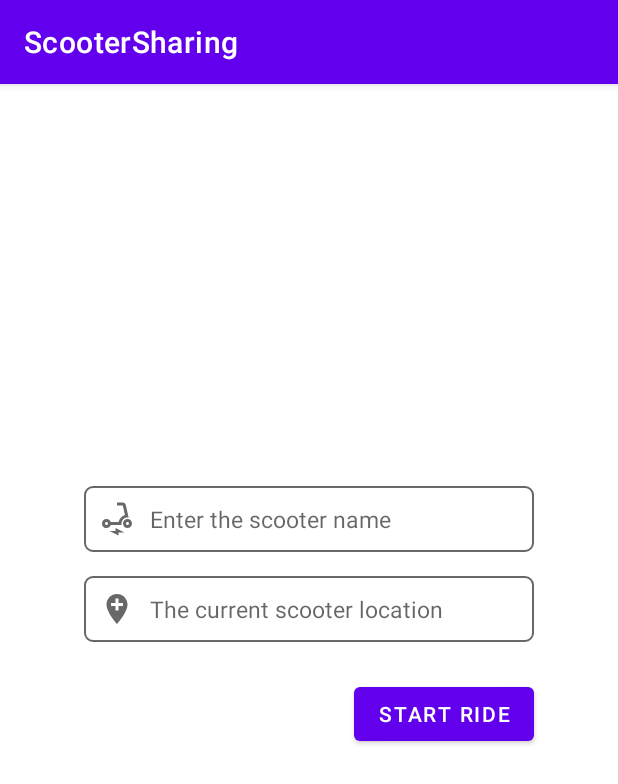
After one commit to tehxueer29/ScooterSharing, an Android app: the StartRideFragment screen opened through its navigation route, on a phone screen of 412 x 824 dp. The commit adds this screen. Shown: the top 784 px of the screen. Run offline under Robolectric (Android 15) with nearby library versions, the phone set to English and light mode, and no system bars.

Commit message:
Complete ex 5

```diff
--- a/app/build.gradle
+++ b/app/build.gradle
@@ -36,7 +36,6 @@ android {
 }
 
 dependencies {
-
     implementation 'androidx.core:core-ktx:1.9.0'
     implementation 'androidx.appcompat:appcompat:1.6.1'
     implementation 'com.google.android.material:material:1.8.0'
@@ -44,6 +43,7 @@ dependencies {
     implementation 'androidx.lifecycle:lifecycle-viewmodel-ktx:2.5.1'
     implementation 'androidx.recyclerview:recyclerview:1.2.1'
     implementation 'androidx.navigation:navigation-fragment-ktx:2.5.3'
+    implementation 'androidx.navigation:navigation-ui-ktx:2.5.3'
     testImplementation 'junit:junit:4.13.2'
     androidTestImplementation 'androidx.test.ext:junit:1.1.5'
     androidTestImplementation 'androidx.test.espresso:espresso-core:3.5.1'
--- a/app/src/main/java/dk/itu/moapd/scootersharing/xute/MainActivity.kt
+++ b/app/src/main/java/dk/itu/moapd/scootersharing/xute/MainActivity.kt
@@ -27,9 +27,7 @@ import android.os.Bundle
 import android.util.Log
 import androidx.appcompat.app.AppCompatActivity
 import androidx.core.view.WindowCompat
-import androidx.core.view.isVisible
-import androidx.navigation.fragment.NavHostFragment.Companion.findNavController
-import androidx.recyclerview.widget.LinearLayoutManager
+import androidx.navigation.fragment.NavHostFragment
 import dk.itu.moapd.scootersharing.xute.databinding.ActivityMainBinding
 
 /**
@@ -73,19 +71,12 @@ class MainActivity : AppCompatActivity() {
         WindowCompat.setDecorFitsSystemWindows(window, false)
         super.onCreate(savedInstanceState)
 
-        // Singleton to share an object between the app activities .
-//        ridesDB = RidesDB.get(this)
-
-//        get all rides object
-//        val data = ridesDB.getRidesList()
-
-        // Create the custom adapter to populate a list of dummy objects.
-//        adapter = CustomArrayAdapter(data)
-
         // mainBinding is inflated to an object
         mainBinding = ActivityMainBinding.inflate(layoutInflater)
         setContentView(mainBinding.root)
 
-
+        val navHostFragment = supportFragmentManager
+            .findFragmentById(R.id.fragment_container_view) as NavHostFragment
+        val navController = navHostFragment.navController
     }
 }
--- a/app/src/main/java/dk/itu/moapd/scootersharing/xute/MainFragment.kt
+++ b/app/src/main/java/dk/itu/moapd/scootersharing/xute/MainFragment.kt
@@ -28,10 +28,11 @@ import androidx.fragment.app.Fragment
 import android.view.LayoutInflater
 import android.view.View
 import android.view.ViewGroup
-import android.content.Intent
 import androidx.core.view.isVisible
+import androidx.navigation.fragment.findNavController
 import androidx.recyclerview.widget.LinearLayoutManager
 import dk.itu.moapd.scootersharing.xute.databinding.FragmentMainBinding
+import dk.itu.moapd.scootersharing.xute.databinding.FragmentStartRideBinding
 
 /**
  * A simple [Fragment] subclass.
@@ -58,14 +59,17 @@ class MainFragment : Fragment() {
 //        WindowCompat.setDecorFitsSystemWindows(window, false)
         super.onCreate(savedInstanceState)
     }
+
     override fun onCreateView(
         inflater: LayoutInflater, container: ViewGroup?,
         savedInstanceState: Bundle?
     ): View? {
         // Inflate the layout for this fragment
         binding =
-            FragmentMainBinding.inflate(layoutInflater, container,
-                false)
+            FragmentMainBinding.inflate(
+                layoutInflater, container,
+                false
+            )
         return binding.root
     }
 
@@ -84,23 +88,21 @@ class MainFragment : Fragment() {
         // makes all variables start with [mainBinding.]
         with(binding) {
 //            // The start ride button listener.
-//            startRideButton.setOnClickListener {
+            startRideButton.setOnClickListener {
+                contentList.recyclerView.isVisible = false
+                findNavController().navigate(R.id.action_mainFragment_to_startRideFragment2)
+            }
+//
+            updateRideButton.setOnClickListener {
 //                contentList.recyclerView.isVisible = false
-//                val intent = Intent(this@MainFragment, StartRideActivity::class.java)
-//                startActivity(intent)
-//            }
-//
-//            updateRideButton.setOnClickListener {
-//                contentList.recyclerView.isVisible = false
-//                val intent = Intent(this@MainFragment, UpdateRideActivity::class.java)
-//                startActivity(intent)
-//            }
+                findNavController().navigate(R.id.action_mainFragment_to_updateRideFragment2)
+            }
 //
             listRideButton.setOnClickListener {
 //                // Define the list view adapter.
-            contentList.recyclerView.isVisible = true
-            contentList.recyclerView.layoutManager = LinearLayoutManager(context)
-            contentList.recyclerView.adapter = MainFragment.adapter
+                contentList.recyclerView.isVisible = true
+                contentList.recyclerView.layoutManager = LinearLayoutManager(context)
+                contentList.recyclerView.adapter = MainFragment.adapter
             }
         }
 
--- a/app/src/main/java/dk/itu/moapd/scootersharing/xute/Scooter.kt
+++ b/app/src/main/java/dk/itu/moapd/scootersharing/xute/Scooter.kt
@@ -23,7 +23,6 @@ SOFTWARE.
 package dk.itu.moapd.scootersharing.xute;
 
 import java.text.SimpleDateFormat
-
 data class Scooter (val name: String,
                     var location: String,
                     var timestamp: Long = System.currentTimeMillis()) {
--- /dev/null
+++ b/app/src/main/java/dk/itu/moapd/scootersharing/xute/StartRideFragment.kt
@@ -0,0 +1,74 @@
+package dk.itu.moapd.scootersharing.xute
+
+import android.content.Context
+import android.os.Bundle
+import android.util.Log
+import androidx.fragment.app.Fragment
+import android.view.LayoutInflater
+import android.view.View
+import android.view.ViewGroup
+import android.view.inputmethod.InputMethodManager
+import com.google.android.material.snackbar.Snackbar
+import dk.itu.moapd.scootersharing.xute.databinding.FragmentStartRideBinding
+
+/**
+ * A simple [Fragment] subclass.
+ * Use the [StartRideFragment.newInstance] factory method to
+ * create an instance of this fragment.
+ */
+class StartRideFragment : Fragment() {
+    private lateinit var binding: FragmentStartRideBinding
+
+    // A set of private constants used in this class .
+    companion object {
+        private val TAG = StartRideFragment::class.qualifiedName
+        lateinit var ridesDB: RidesDB
+    }
+
+    override fun onCreateView(
+        inflater: LayoutInflater, container: ViewGroup?, savedInstanceState: Bundle?
+    ): View? {
+        // Inflate the layout for this fragment
+        binding = FragmentStartRideBinding.inflate(
+            layoutInflater, container, false
+        )
+        return binding.root
+    }
+
+    override fun onViewCreated(view: View, savedInstanceState: Bundle?) {
+        super.onViewCreated(view, savedInstanceState)
+        // Singleton to share an object between the app activities .
+        ridesDB = RidesDB.get(requireContext())
+
+//        get all rides object
+        val data = ridesDB.getRidesList()
+
+        with(binding) {
+            // The start ride button listener.
+            startRideButton.setOnClickListener {
+                if (scooterName.text.isNotEmpty() && scooterLocation.text.isNotEmpty()) {
+                    // Update the object attributes
+                    val name = scooterName.text.toString().trim()
+                    val location = scooterLocation.text.toString().trim()
+                    ridesDB.addScooter(name, location)
+
+                    // Reset the text fields and update the UI.
+                    scooterName.text.clear()
+                    scooterLocation.text.clear()
+
+                    showMessage()
+                }
+            }
+        }
+    }
+    /** Print a message in the ‘Logcat ‘ system and show snackbar message at bottom of user screen.
+     */
+    private fun showMessage() {
+        val imm = activity?.getSystemService(Context.INPUT_METHOD_SERVICE) as? InputMethodManager
+        imm?.hideSoftInputFromWindow(binding.startRideButton.windowToken, 0)
+        Log.d(TAG, ridesDB.getCurrentScooter().toString())
+        val snackbar =
+            Snackbar.make(binding.startRideButton, ridesDB.getCurrentScooter().toString(), Snackbar.LENGTH_LONG)
+        snackbar.show()
+    }
+}
--- /dev/null
+++ b/app/src/main/res/layout/fragment_start_ride.xml
@@ -0,0 +1,58 @@
+<?xml version="1.0" encoding="utf-8"?>
+<androidx.constraintlayout.widget.ConstraintLayout xmlns:android="http://schemas.android.com/apk/res/android"
+    xmlns:app="http://schemas.android.com/apk/res-auto"
+    xmlns:tools="http://schemas.android.com/tools"
+    android:layout_width="match_parent"
+    android:fitsSystemWindows="true"
+    android:layout_height="match_parent"
+    tools:context=".StartRideFragment">
+
+    <EditText
+        android:id="@+id/scooterName"
+        android:layout_width="300dp"
+        android:layout_height="wrap_content"
+        android:layout_marginBottom="16dp"
+        android:autofillHints="scooter_name"
+        android:background="@drawable/shape"
+        android:drawableStart="@drawable/electric_scooter"
+        android:drawablePadding="10dp"
+        android:hint="@string/name"
+        android:inputType="text"
+        android:padding="10dp"
+        android:textColor="@color/black"
+        android:textSize="15sp"
+        app:layout_constraintBottom_toTopOf="@+id/scooterLocation"
+        app:layout_constraintHorizontal_bias="0.5"
+        app:layout_constraintLeft_toLeftOf="parent"
+        app:layout_constraintRight_toRightOf="parent"
+        app:layout_constraintTop_toTopOf="parent"
+        app:layout_constraintVertical_chainStyle="packed" />
+
+    <EditText
+        android:id="@+id/scooterLocation"
+        android:layout_width="300dp"
+        android:layout_height="wrap_content"
+        android:layout_marginBottom="24dp"
+        android:autofillHints="location"
+        android:background="@drawable/shape"
+        android:drawableStart="@drawable/add_location"
+        android:drawablePadding="10dp"
+        android:hint="@string/location"
+        android:inputType="text"
+        android:padding="10dp"
+        android:textColor="@color/black"
+        android:textSize="15sp"
+        app:layout_constraintBottom_toTopOf="@+id/start_ride_button"
+        app:layout_constraintEnd_toEndOf="@+id/scooterName"
+        app:layout_constraintTop_toBottomOf="@+id/scooterName" />
+
+    <Button
+        android:id="@+id/start_ride_button"
+        android:layout_width="wrap_content"
+        android:layout_height="wrap_content"
+        android:text="@string/start_ride_button"
+        app:layout_constraintBottom_toBottomOf="parent"
+        app:layout_constraintEnd_toEndOf="@+id/scooterLocation"
+        app:layout_constraintTop_toBottomOf="@+id/scooterLocation" />
+
+</androidx.constraintlayout.widget.ConstraintLayout>
--- a/app/src/main/res/navigation/nav_graph.xml
+++ b/app/src/main/res/navigation/nav_graph.xml
@@ -9,5 +9,22 @@
         android:id="@+id/mainFragment"
         android:name="dk.itu.moapd.scootersharing.xute.MainFragment"
         android:label="fragment_main"
-        tools:layout="@layout/fragment_main" />
+        tools:layout="@layout/fragment_main" >
+        <action
+            android:id="@+id/action_mainFragment_to_startRideFragment2"
+            app:destination="@id/startRideFragment" />
+        <action
+            android:id="@+id/action_mainFragment_to_updateRideFragment2"
+            app:destination="@id/updateRideFragment2" />
+    </fragment>
+    <fragment
+        android:id="@+id/startRideFragment"
+        android:name="dk.itu.moapd.scootersharing.xute.StartRideFragment"
+        android:label="fragment_start_ride"
+        tools:layout="@layout/fragment_start_ride" />
+    <fragment
+        android:id="@+id/updateRideFragment2"
+        android:name="dk.itu.moapd.scootersharing.xute.UpdateRideFragment"
+        android:label="fragment_update_ride"
+        tools:layout="@layout/fragment_update_ride" />
 </navigation>
```
Also changed, not shown: app/src/main/java/dk/itu/moapd/scootersharing/xute/StartRideActivity.kt (deleted, +0 -115 lines), app/src/main/java/dk/itu/moapd/scootersharing/xute/UpdateRideFragment.kt (added, +84 -0 lines), app/src/main/res/layout/fragment_update_ride.xml (renamed from app/src/main/res/layout/activity_start_ride.xml, +7 -6 lines).
